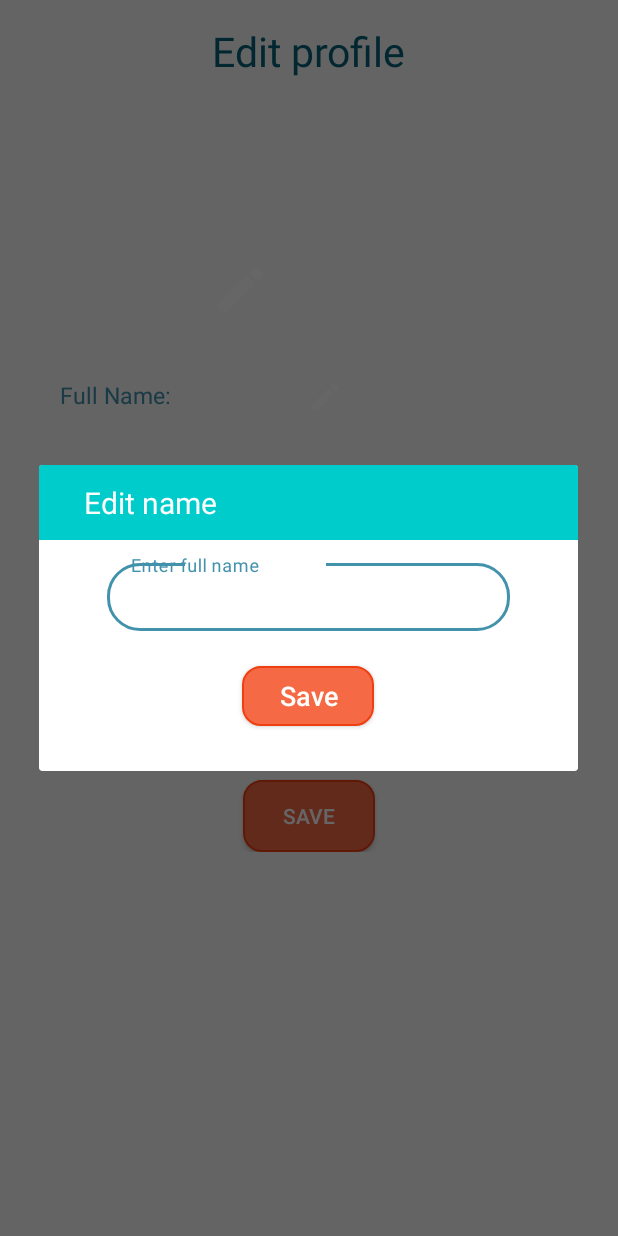
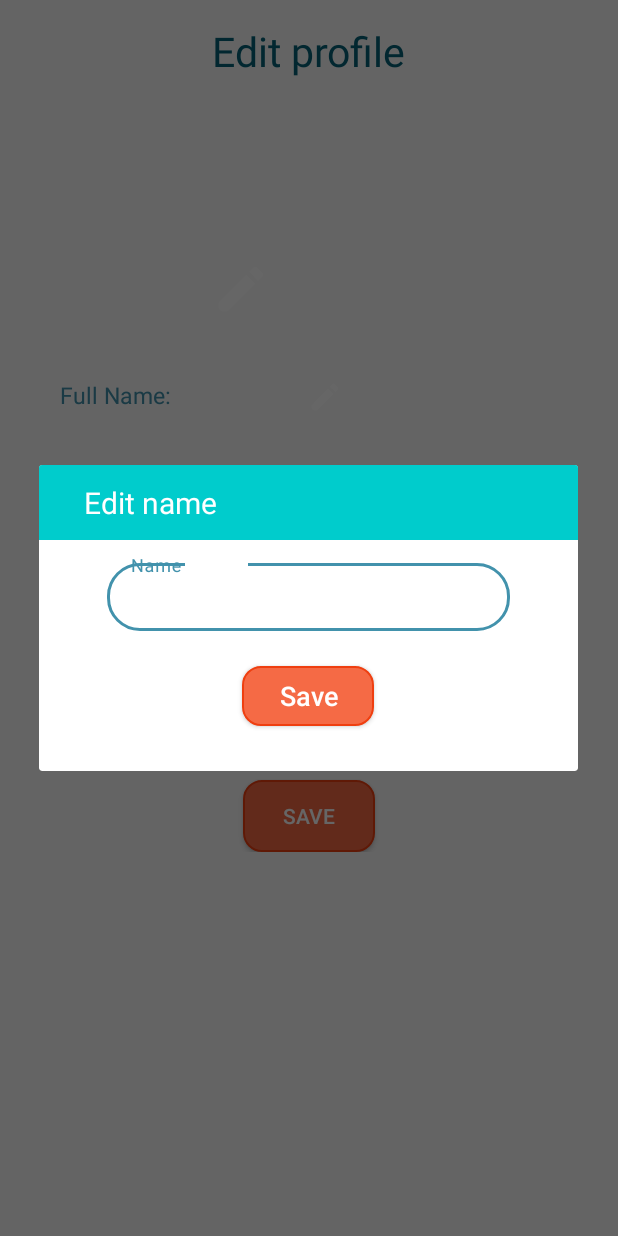
Before and after one commit to sunshavit/RunTime, an Android app: the fragment EditProfileFragment shown on its own in the app's theme, after a tap on an icon or button, on a phone screen of 412 x 824 dp. Run offline under Robolectric (Android 15) with nearby library versions, the phone set to English and light mode, and no system bars; our stand-ins replace CircleImageView, Firebase (no records; nobody signed in at launch, a user with empty details on screens opened directly); pictures from the network do not load; 2 statements that could not run were skipped.

Commit message:
lastMerge7

```diff
--- a/app/src/main/res/layout/dialog_name.xml
+++ b/app/src/main/res/layout/dialog_name.xml
@@ -28,7 +28,7 @@
         style="@style/Widget.MaterialComponents.TextInputLayout.OutlinedBox"
         android:layout_width="match_parent"
         android:layout_height="74dp"
-        android:hint="@string/enter_full_name"
+        android:hint="@string/name"
         android:paddingHorizontal="5dp"
         app:boxCornerRadiusBottomEnd="22dp"
         app:boxCornerRadiusBottomStart="22dp"
```
